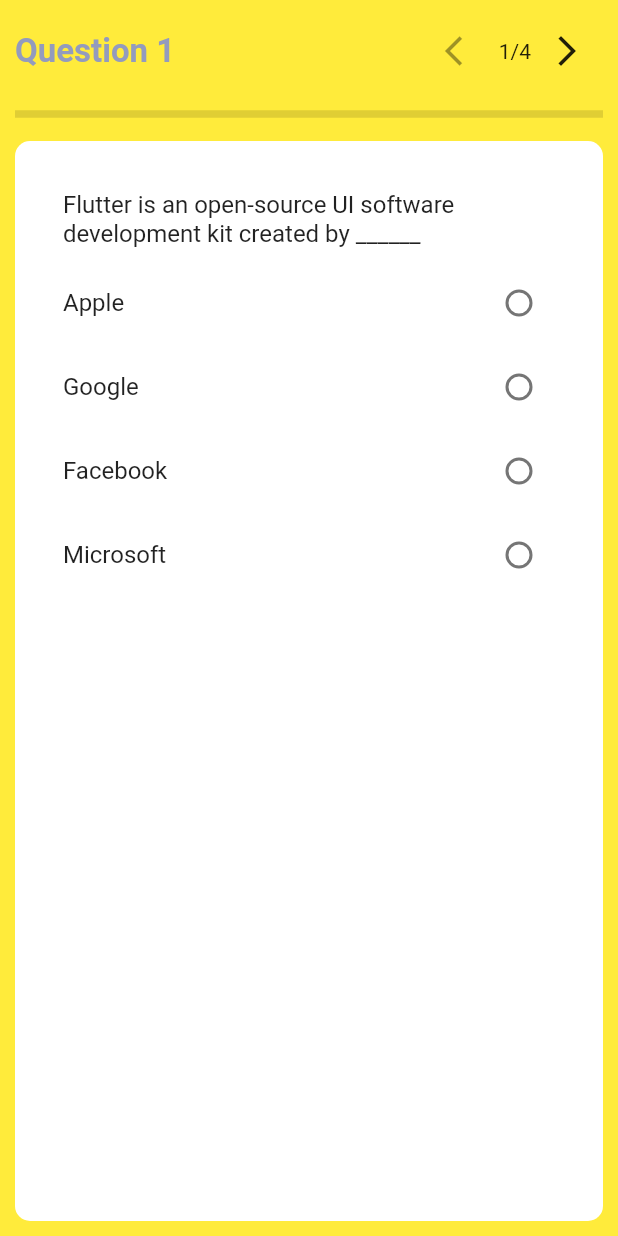
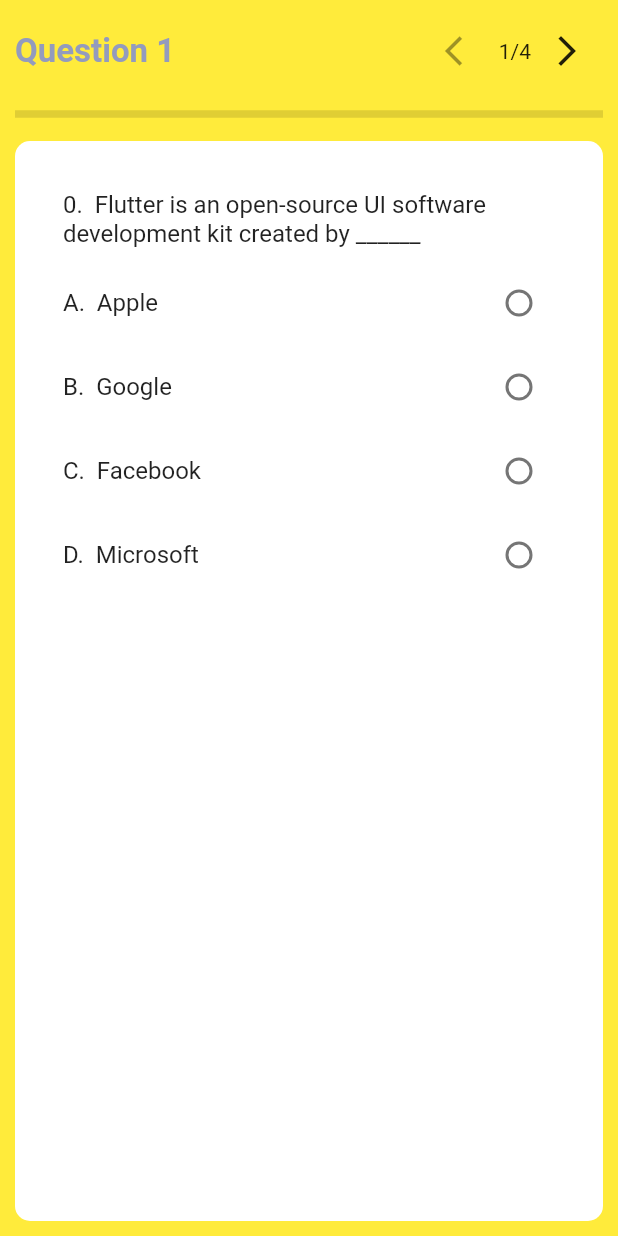
Before and after one commit to Elizura/Quiz-app-flutter, a Flutter app: the QuizPage screen opened directly, on a phone screen of 412 x 824 dp. Run offline on Flutter 3.47's test engine with Material 2 defaults, Android fonts, the phone set to English and light mode, and no system bars.

```diff
--- a/lib/constants.dart
+++ b/lib/constants.dart
@@ -16,3 +16,4 @@ const double kDefaultPadding = 20.0;
 
 const kBackgroundColor = Colors.yellow;
 const kTextColor = Color(0xFF939BBD);
+const url = 'https://quizapi.io/api/v1/questions';
--- a/lib/main.dart
+++ b/lib/main.dart
@@ -1,6 +1,6 @@
 import 'package:flutter/material.dart';
 import 'package:practice/constants.dart';
-import 'package:practice/quizpage.dart';
+import 'package:practice/screens/quizpage.dart';
 
 void main() {
   runApp(const MyApp());
--- a/lib/quizpage.dart
+++ b/lib/screens/quizpage.dart
@@ -1,10 +1,10 @@
 import 'package:flutter/material.dart';
 import 'package:flutter/src/widgets/framework.dart';
 import 'package:flutter/src/widgets/placeholder.dart';
-import 'package:practice/question_data.dart';
-import 'package:practice/questioncard.dart';
+import 'package:practice/screens/questioncard.dart';
 
-import 'constants.dart';
+import '../constants.dart';
+import '../question_data.dart';
 
 class QuizPage extends StatefulWidget {
   const QuizPage({super.key});
@@ -70,7 +70,10 @@ class _QuizPageState extends State<QuizPage> {
             const SizedBox(
               height: 10,
             ),
-            QuestionCard(index: index),
+            QuestionCard(
+              index: index,
+              yourchoice: '',
+            ),
           ],
         ),
       )),
@@ -78,26 +81,25 @@ class _QuizPageState extends State<QuizPage> {
   }
 }
 
+// ignore: must_be_immutable
 class QuestionCard extends StatefulWidget {
-  QuestionCard({super.key, required this.index});
+  QuestionCard({super.key, required this.index, required this.yourchoice});
   final int index;
+  String yourchoice;
 
   @override
   State<QuestionCard> createState() => _QuestionCardState();
 }
 
-enum Choices { choice0, choice1, choice2, choice3 }
+class _QuestionCardState extends State<QuestionCard> {
+  final List? questions = sample_data;
+  late List choiceAnswer;
 
-class _QuestionCardState extends State<QuestionCard> {
   @override
   void initState() {
     super.initState();
-    String? _yourchoice;
+    choiceAnswer = List.generate(questions!.length, (index) => null);
   }
-
-  String _yourchoice = '';
-
-  List? questions = sample_data;
 
   @override
   Widget build(BuildContext context) {
@@ -113,7 +115,8 @@ class _QuestionCardState extends State<QuestionCard> {
             children: [
               ListTile(
                 tileColor: Colors.white,
-                title: Text(questions?[widget.index].question),
+                title: Text(
+                    '${widget.index}.  ${questions?[widget.index].question}'),
               ),
               Expanded(
                 child: ListView.builder(
@@ -123,19 +126,20 @@ class _QuestionCardState extends State<QuestionCard> {
                     return ListTile(
                       onTap: () {
                         setState(() {
-                          _yourchoice = 'choices${ind}';
+                          choiceAnswer[widget.index] = ind;
                         });
                       },
                       trailing: Radio(
-                          value: 'choices${ind}',
-                          groupValue: _yourchoice,
+                          value: ind,
+                          groupValue: choiceAnswer[widget.index],
                           onChanged: (value) {
                             setState(() {
-                              _yourchoice = 'choices${ind}';
+                              choiceAnswer[widget.index] = ind;
                             });
                           }),
                       tileColor: Colors.white,
-                      title: Text(questions?[widget.index].options[ind]),
+                      title: Text('${String.fromCharCode(ind + 65)}.  ' +
+                          questions?[widget.index].options[ind]),
                     );
                   },
                 ),
```
Also changed, not shown: pubspec.yaml (+59 -60 lines), lib/screens/questioncard.dart (renamed from lib/questioncard.dart), pubspec.lock.
